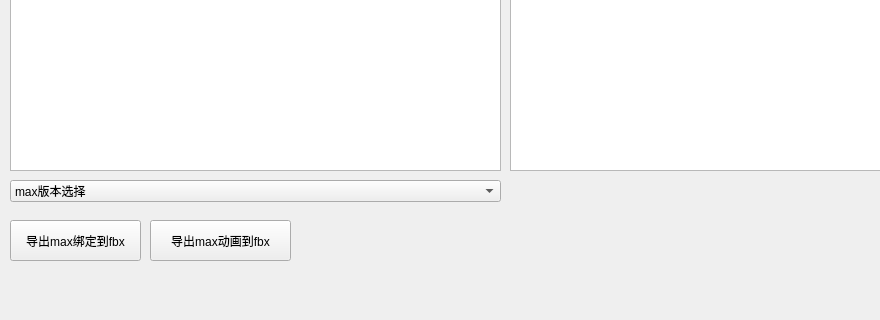
First picture: the form in scripts/max/JpyModules/outPutTool/outPutUI.ui, repository wangziheng0426/JMadOnion, before the edit; both pictures show x 0 to 880 and y 400 to 720 of the 1014 by 720 pixel window.
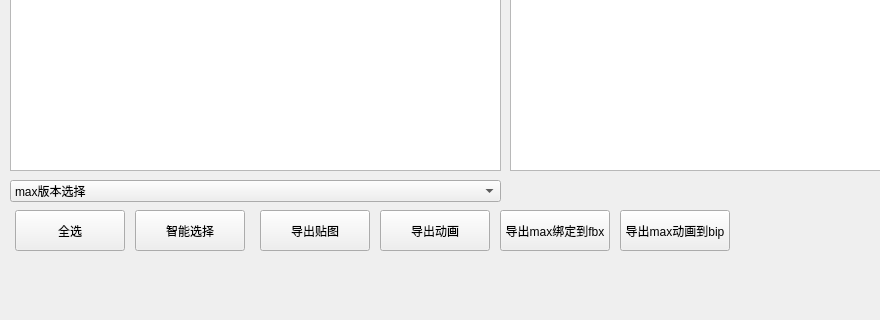
Second picture: the form after the edit.

```diff
--- a/scripts/max/JpyModules/outPutTool/outPutUI.ui
+++ b/scripts/max/JpyModules/outPutTool/outPutUI.ui
@@ -122,9 +122,9 @@
    <widget class="QPushButton" name="pushButton_MaxToFbx">
     <property name="geometry">
      <rect>
-      <x>10</x>
-      <y>620</y>
-      <width>131</width>
+      <x>500</x>
+      <y>610</y>
+      <width>110</width>
       <height>41</height>
      </rect>
     </property>
@@ -135,14 +135,14 @@
    <widget class="QPushButton" name="pushButton_4">
     <property name="geometry">
      <rect>
-      <x>150</x>
-      <y>620</y>
-      <width>141</width>
+      <x>620</x>
+      <y>610</y>
+      <width>110</width>
       <height>41</height>
      </rect>
     </property>
     <property name="text">
-     <string>导出max动画到fbx</string>
+     <string>导出max动画到bip</string>
     </property>
    </widget>
    <widget class="QTextEdit" name="textInPath">
@@ -170,6 +170,58 @@
      </property>
     </item>
    </widget>
+   <widget class="QPushButton" name="pushButton_SelectAll">
+    <property name="geometry">
+     <rect>
+      <x>15</x>
+      <y>610</y>
+      <width>110</width>
+      <height>41</height>
+     </rect>
+    </property>
+    <property name="text">
+     <string>全选</string>
+    </property>
+   </widget>
+   <widget class="QPushButton" name="pushButton_AutoSelect">
+    <property name="geometry">
+     <rect>
+      <x>135</x>
+      <y>610</y>
+      <width>110</width>
+      <height>41</height>
+     </rect>
+    </property>
+    <property name="text">
+     <string>智能选择</string>
+    </property>
+   </widget>
+   <widget class="QPushButton" name="pushButton_ExportTexture">
+    <property name="geometry">
+     <rect>
+      <x>260</x>
+      <y>610</y>
+      <width>110</width>
+      <height>41</height>
+     </rect>
+    </property>
+    <property name="text">
+     <string>导出贴图</string>
+    </property>
+   </widget>
+   <widget class="QPushButton" name="pushButton_ExportAnimation">
+    <property name="geometry">
+     <rect>
+      <x>380</x>
+      <y>610</y>
+      <width>110</width>
+      <height>41</height>
+     </rect>
+    </property>
+    <property name="text">
+     <string>导出动画</string>
+    </property>
+   </widget>
   </widget>
   <widget class="QMenuBar" name="menubar">
    <property name="geometry">
```
Left out of the diff: 2 changed lines with no effect on the pictures.
